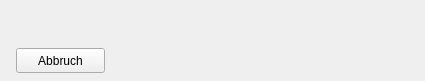
The window that src/forms/SetupDosBoxFormUnit.ui (Eldricos/D-Fend-Reborn) describes before a commit, drawn with Qt 5.
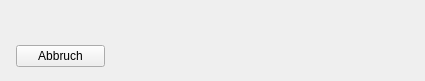
The same window after the commit. Icons and pictures are not drawn.

Commit message: Remaining dialogs: Qt layouts instead of fixed pixel positions

```diff
--- a/src/forms/SetupDosBoxFormUnit.ui
+++ b/src/forms/SetupDosBoxFormUnit.ui
@@ -9,20 +9,75 @@
     <property name="vclBorderIcons" stdset="0"><string notr="true"></string></property>
     <property name="vclDesignWidth" stdset="0"><number>425</number></property>
     <property name="vclDesignHeight" stdset="0"><number>81</number></property>
+    <layout class="QVBoxLayout" name="SetupDosBoxForm_Layout" stretch="0,0,0,1">
+      <property name="leftMargin"><number>16</number></property>
+      <property name="topMargin"><number>16</number></property>
+      <property name="rightMargin"><number>4</number></property>
+      <property name="bottomMargin"><number>8</number></property>
+      <property name="spacing"><number>0</number></property>
+      <item>
+        <layout class="QGridLayout" name="SetupDosBoxForm_Section1" columnstretch="0,1">
+          <property name="leftMargin"><number>0</number></property>
+          <property name="topMargin"><number>0</number></property>
+          <property name="rightMargin"><number>0</number></property>
+          <property name="bottomMargin"><number>0</number></property>
+          <property name="horizontalSpacing"><number>8</number></property>
+          <property name="verticalSpacing"><number>4</number></property>
+          <item row="0" column="0" colspan="2">
     <widget class="QLabel" name="InfoLabel">
-      <property name="geometry"><rect><x>16</x><y>16</y><width>394</width><height>17</height></rect></property>
-      <property name="text"><string></string></property>
+              <property name="text"><string /></property>
       <property name="textFormat"><enum>Qt::PlainText</enum></property>
       <property name="alignment"><set>Qt::AlignLeft|Qt::AlignTop</set></property>
     </widget>
+          </item>
+          <item row="0" column="1">
+            <spacer name="SetupDosBoxForm_Section1_HFill">
+              <property name="orientation"><enum>Qt::Horizontal</enum></property>
+              <property name="sizeHint" stdset="0"><size><width>0</width><height>0</height></size></property>
+            </spacer>
+          </item>
+        </layout>
+      </item>
+      <item>
+        <spacer name="SetupDosBoxForm_Gap1">
+          <property name="orientation"><enum>Qt::Vertical</enum></property>
+          <property name="sizeType"><enum>QSizePolicy::Fixed</enum></property>
+          <property name="sizeHint" stdset="0"><size><width>0</width><height>15</height></size></property>
+        </spacer>
+      </item>
+      <item>
+        <layout class="QGridLayout" name="SetupDosBoxForm_Section2" columnstretch="0,1">
+          <property name="leftMargin"><number>0</number></property>
+          <property name="topMargin"><number>0</number></property>
+          <property name="rightMargin"><number>0</number></property>
+          <property name="bottomMargin"><number>0</number></property>
+          <property name="horizontalSpacing"><number>8</number></property>
+          <property name="verticalSpacing"><number>4</number></property>
+          <item row="0" column="0" alignment="Qt::AlignLeft">
     <widget class="QPushButton" name="AbortButton">
-      <property name="geometry"><rect><x>16</x><y>48</y><width>89</width><height>25</height></rect></property>
       <property name="text"><string>Abbruch</string></property>
       <property name="icon"><iconset resource="../../resources/dfend.qrc"><normaloff>:/glyphs/bd0ff9a43277f4e6.png</normaloff></iconset></property>
       <property name="autoDefault"><bool>false</bool></property>
       <property name="vclModalResult" stdset="0"><string notr="true">mrAbort</string></property>
       <property name="vclOnClick" stdset="0"><string notr="true">AbortButtonClick</string></property>
-    </widget>
+              <property name="minimumSize"><size><width>89</width><height>0</height></size></property>
+            </widget>
+          </item>
+          <item row="0" column="1">
+            <spacer name="SetupDosBoxForm_Section2_HFill">
+              <property name="orientation"><enum>Qt::Horizontal</enum></property>
+              <property name="sizeHint" stdset="0"><size><width>0</width><height>0</height></size></property>
+            </spacer>
+          </item>
+        </layout>
+      </item>
+      <item>
+        <spacer name="SetupDosBoxForm_VFill">
+          <property name="orientation"><enum>Qt::Vertical</enum></property>
+          <property name="sizeHint" stdset="0"><size><width>0</width><height>0</height></size></property>
+        </spacer>
+      </item>
+    </layout>
   </widget>
   <resources><include location="../../resources/dfend.qrc"/></resources>
   <connections/>
```
Left out of the diff: 8 changed lines with no effect on the pictures. Lines whose indentation alone changed are shown as unchanged. The commit also changes 102 other files.
